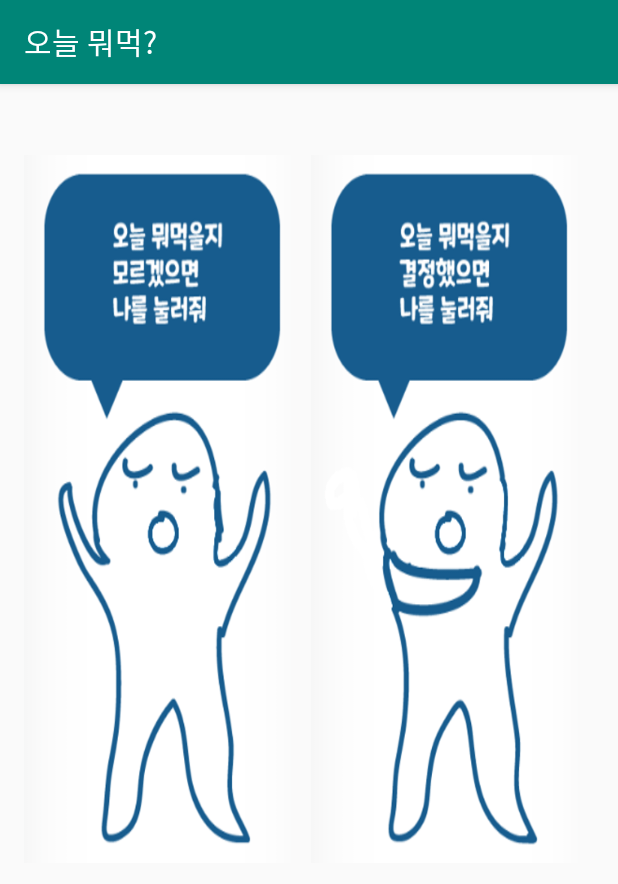
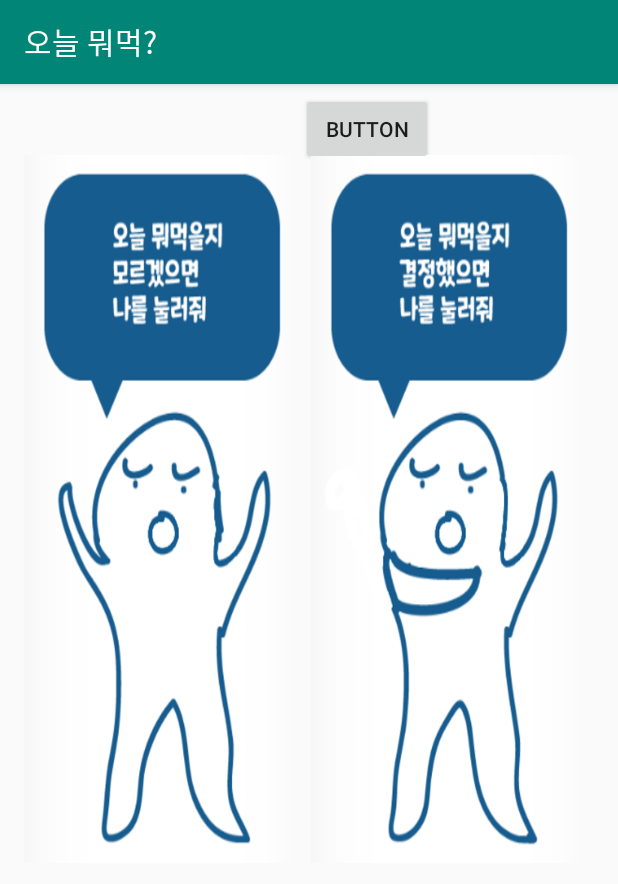
Before and after one commit to losnah/BCSD-Collabo, an Android app: the screen it shows after launch (MainActivity), on a phone screen of 412 x 824 dp. Shown: the top 884 px of the screen. Run offline under Robolectric (Android 15) with nearby library versions, the phone set to English and light mode, and no system bars; our stand-ins replace ButterKnife.

Commit message:
기본키 수정

```diff
--- a/app/src/main/java/com/onsemiro/hanpinetree/koreatechrandomfood/MainActivity.java
+++ b/app/src/main/java/com/onsemiro/hanpinetree/koreatechrandomfood/MainActivity.java
@@ -4,6 +4,7 @@ import android.content.Intent;
 import android.database.sqlite.SQLiteDatabase;
 import android.support.v7.app.AppCompatActivity;
 import android.os.Bundle;
+import android.view.View;
 import android.widget.Button;
 import android.widget.Toast;
 
@@ -23,6 +24,8 @@ public class MainActivity extends AppCompatActivity {
     @BindView(R.id.restaurantButton) Button mRestaurantButton;
     private Intent mIntent;
     public SQLiteDatabase database;
+
+    Button testButton;
 
     static ArrayList<ArrayList<String>> restaurant = new ArrayList<ArrayList<String>>();
     static ArrayList<String> restaurantname = new ArrayList<String>();
@@ -80,6 +83,9 @@ public class MainActivity extends AppCompatActivity {
         super.onCreate(savedInstanceState);
         setContentView(R.layout.activity_main);
 
+        testButton = (Button)findViewById(R.id.main_activity_test);
+
+
         ButterKnife.bind(this);
         File f = new File(getFilesDir() + "test.txt");
         if (!f.isFile()) {
@@ -94,6 +100,15 @@ public class MainActivity extends AppCompatActivity {
                 Toast.makeText(getApplicationContext(), "예외발생 ", Toast.LENGTH_LONG).show();
             }
         }
+
+        testButton.setOnClickListener(new View.OnClickListener() {
+            @Override
+            public void onClick(View v) {
+                Intent intent = new Intent(getApplicationContext(), DataBaseManager.class);
+                startActivity(intent);
+            }
+        });
+
     }
 
 
@@ -241,14 +256,14 @@ public class MainActivity extends AppCompatActivity {
             database.execSQL(sql, params1);
         }
         for(int i = 0; i < guchonchicken.size(); i++) {
-            Object[] params1 = {i+sum+ michinjjambbong.size()+bonggus.size(), "교촌치킨", guchonchicken.get(i), Integer.parseInt(guchonchickenprice.get(i)), "041-567-7272"};
+            Object[] params1 = {i+sum+ michinjjambbong.size()+duckgm.size(), "교촌치킨", guchonchicken.get(i), Integer.parseInt(guchonchickenprice.get(i)), "041-567-7272"};
             database.execSQL(sql, params1);
         }
         for(int i = 0; i < taesunjokbal.size(); i++) {
-            Object[] params1 = {i+sum+ michinjjambbong.size()+bonggus.size()+guchonchicken.size(), "태선족발", taesunjokbal.get(i), Integer.parseInt(taesunjokbalprice.get(i)), "041-555-9588"};
+            Object[] params1 = {i+sum+ michinjjambbong.size()+duckgm.size()+guchonchicken.size(), "태선족발", taesunjokbal.get(i), Integer.parseInt(taesunjokbalprice.get(i)), "041-555-9588"};
             database.execSQL(sql, params1);
         }
-        sum += michinjjambbong.size()+bonggus.size()+guchonchicken.size();
+        sum += michinjjambbong.size()+duckgm.size()+guchonchicken.size();
         for(int i = 0; i < masinetangsuyuk.size(); i++) {
             Object[] params1 = {i+sum+taesunjokbal.size(), "마시내탕수육", masinetangsuyuk.get(i), Integer.parseInt(masinetangsuyukprice.get(i)), "041-552-99982"};
             database.execSQL(sql, params1);
--- a/app/src/main/res/layout/activity_main.xml
+++ b/app/src/main/res/layout/activity_main.xml
@@ -32,5 +32,16 @@
         app:layout_constraintStart_toEndOf="@+id/random"
         app:layout_constraintTop_toTopOf="parent" />
 
+    <Button
+        android:id="@+id/main_activity_test"
+        android:layout_width="wrap_content"
+        android:layout_height="wrap_content"
+        android:layout_marginStart="5dp"
+        android:layout_marginLeft="5dp"
+        android:layout_marginTop="6dp"
+        android:text="Button"
+        app:layout_constraintStart_toEndOf="@+id/random"
+        app:layout_constraintTop_toTopOf="parent" />
+
 
 </android.support.constraint.ConstraintLayout>
```
Also changed, not shown: app/src/main/java/com/onsemiro/hanpinetree/koreatechrandomfood/DataBaseManager.java (+0 -93 lines).
